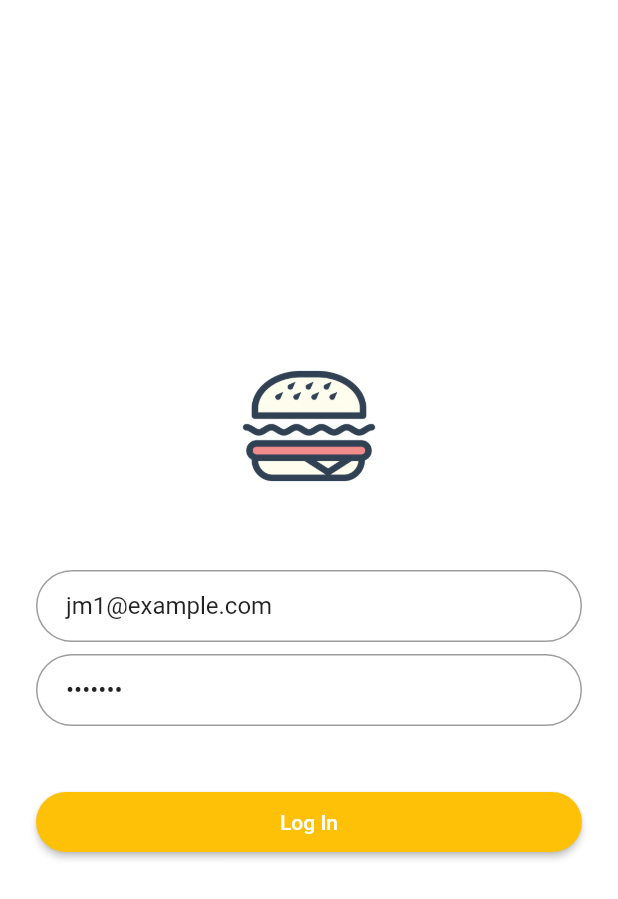
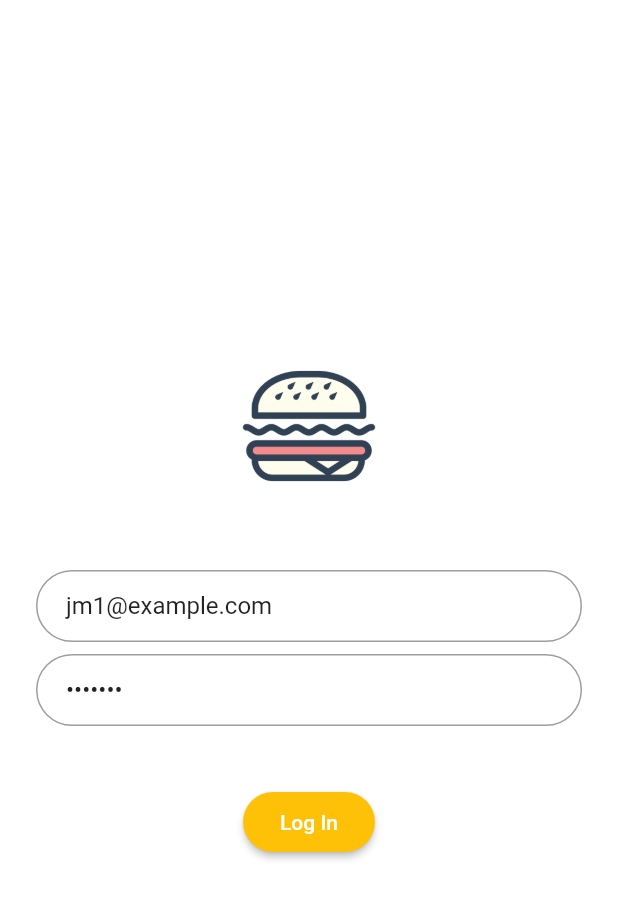
Before and after one commit to Mukutprasadflutter/Flutter-demo-app, a Flutter app: the screen it shows after launch, on a phone screen of 412 x 824 dp. Shown: the top 899 px of the screen. Run offline on Flutter 3.47's test engine with Material 2 defaults, Android fonts, the phone set to English and light mode, and no system bars; our stand-ins replace cached_network_image, shared_preferences.

Commit message:
Changes design in login page

```diff
--- a/lib/login/Login.dart
+++ b/lib/login/Login.dart
@@ -67,13 +67,11 @@ class _LoginPageState extends State<Login> {
       ),
     );
 
-    final progress = Container(
-      height: 50,
-      width: 50,
-      child: new CircularProgressIndicator(
-          valueColor: new AlwaysStoppedAnimation(Colors.blue),
-          strokeWidth: 3.0),
-    );
+    final progress = Padding(
+        padding: EdgeInsets.symmetric(vertical: 16.0),
+        child: CircularProgressIndicator(
+          valueColor: AlwaysStoppedAnimation(Colors.amber),
+        ));
 
     return Scaffold(
       backgroundColor: Colors.white,
@@ -88,7 +86,7 @@ class _LoginPageState extends State<Login> {
             SizedBox(height: 8.0),
             password,
             SizedBox(height: 24.0),
-            _isLoading ? progress : loginButton
+            _isLoading ? Center(child: progress) : Center(child: loginButton)
           ],
         ),
       ),
@@ -99,7 +97,6 @@ class _LoginPageState extends State<Login> {
     setState(() {
       _isLoading = true;
     });
-
     Map<String, String> headers = {"Content-type": "application/json"};
     String jsonReq = "{\"email\": \"" +
         _username.text +
@@ -107,10 +104,9 @@ class _LoginPageState extends State<Login> {
         _password.text +
         "\"}";
     Response response = await post(LOGIN_API, headers: headers, body: jsonReq);
-    int statusCode = response.statusCode;
     String body = response.body;
     Map data = json.decode(body);
-    if (statusCode == 200) {
+    if (response.statusCode == 200) {
       final prefs = await SharedPreferences.getInstance();
       prefs.setString('token', data['token'].toString());
       _isLoading = false;
@@ -131,111 +127,6 @@ class _LoginPageState extends State<Login> {
       content: new Text("$message"),
       backgroundColor: Colors.black,
     );
-
     scaffoldKey.currentState.showSnackBar(objSnackbar);
   }
-
-
-  /*BuildContext _ctx;
-  bool _isLoading = false;
-  final formKey = new GlobalKey<FormState>();
-  var _password = TextEditingController(text: "jay@123");
-  var _username = TextEditingController(text: "jm1@example.com");
-  final scaffoldKey = new GlobalKey<ScaffoldState>();
-
-  @override
-  Widget build(BuildContext context) {
-    _ctx = context;
-    var loginBtn = new SizedBox(
-        width: double.infinity,
-        child: new Container(
-            width: 320.0,
-            height: 60.0,
-            alignment: FractionalOffset.center,
-            child: new RaisedButton(
-              onPressed: () => _submit(context),
-              textColor: Colors.white,
-              child: new Text("LOGIN"),
-              color: Colors.black54,
-            )));
-    var loginForm = new Column(
-      children: <Widget>[
-        new Container(
-          child: new Text(
-            "Welcome To My Recipes!!",
-            textScaleFactor: 2.0,
-            textAlign: TextAlign.center,
-          ),
-          margin: EdgeInsets.all(10),
-        ),
-        new Form(
-          key: formKey,
-          child: new Column(
-            children: <Widget>[
-              new Padding(
-                padding: const EdgeInsets.all(8.0),
-                child: new TextFormField(
-                  controller: _username,
-                  validator: (val) {
-                    return val.length < 10
-                        ? "Username must have atleast 10 chars"
-                        : null;
-                  },
-                  decoration: new InputDecoration(labelText: "Username"),
-                ),
-              ),
-              new Padding(
-                padding: const EdgeInsets.all(8.0),
-                child: new TextFormField(
-                  obscureText: true,
-                  controller: _password,
-                  decoration: new InputDecoration(labelText: "Password"),
-                ),
-              ),
-            ],
-          ),
-        ),
-        new Container(
-          margin: EdgeInsets.all(10),
-          child: _isLoading
-              ? new SizedBox(
-                  child: new CircularProgressIndicator(
-                      valueColor: new AlwaysStoppedAnimation(Colors.blue),
-                      strokeWidth: 3.0),
-                  height: 20.0,
-                  width: 20.0,
-                )
-              : loginBtn,
-        )
-      ],
-      crossAxisAlignment: CrossAxisAlignment.center,
-      mainAxisAlignment: MainAxisAlignment.center,
-    );
-
-    return new Scaffold(
-      appBar: null,
-      key: scaffoldKey,
-      body: new Container(
-        decoration: new BoxDecoration(
-          image: new DecorationImage(
-              image: new AssetImage("assets/images/ic_background.jpg"),
-              fit: BoxFit.cover),
-        ),
-        child: new Center(
-          child: new ClipRect(
-            child: new BackdropFilter(
-              filter: new ImageFilter.blur(sigmaX: 10.0, sigmaY: 10.0),
-              child: new Container(
-                child: loginForm,
-                height: 320.0,
-                width: 300.0,
-                decoration: new BoxDecoration(
-                    color: Colors.grey.shade200.withOpacity(0.5)),
-              ),
-            ),
-          ),
-        ),
-      ),
-    );
-  }*/
 }
```
